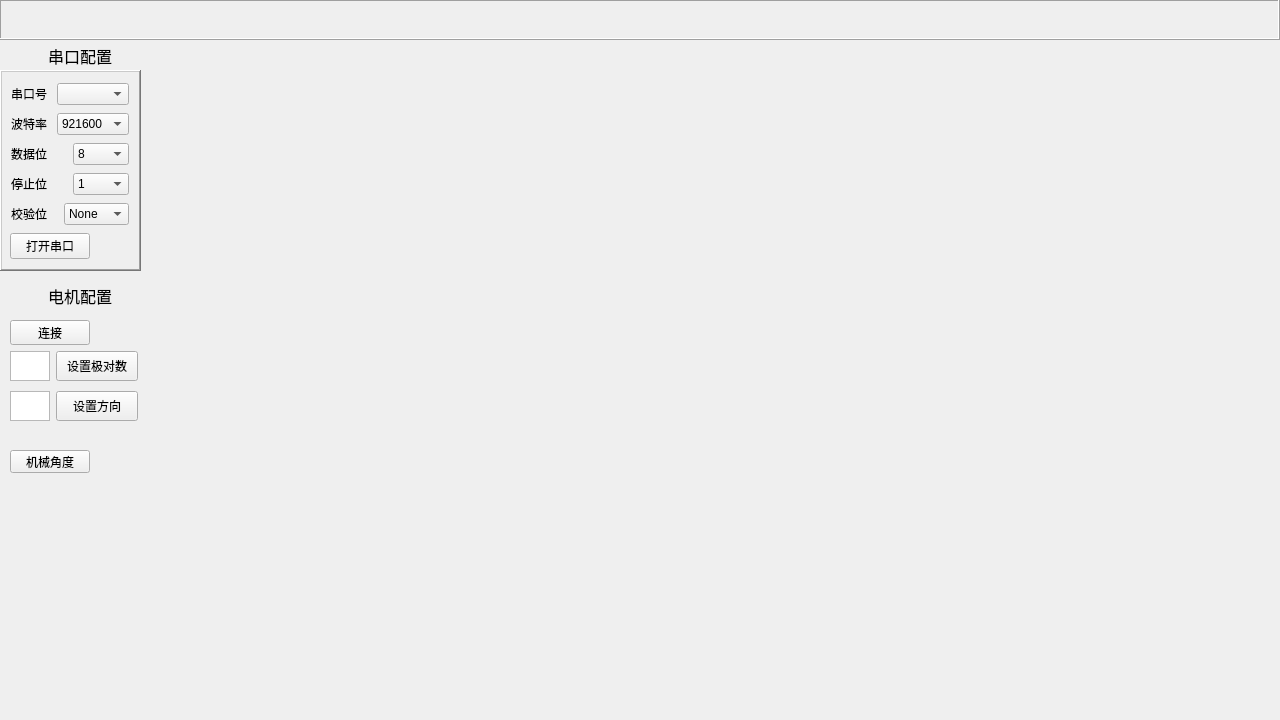
lhzloveyyj/LiJointMaster, file widget.ui: the form before one commit.
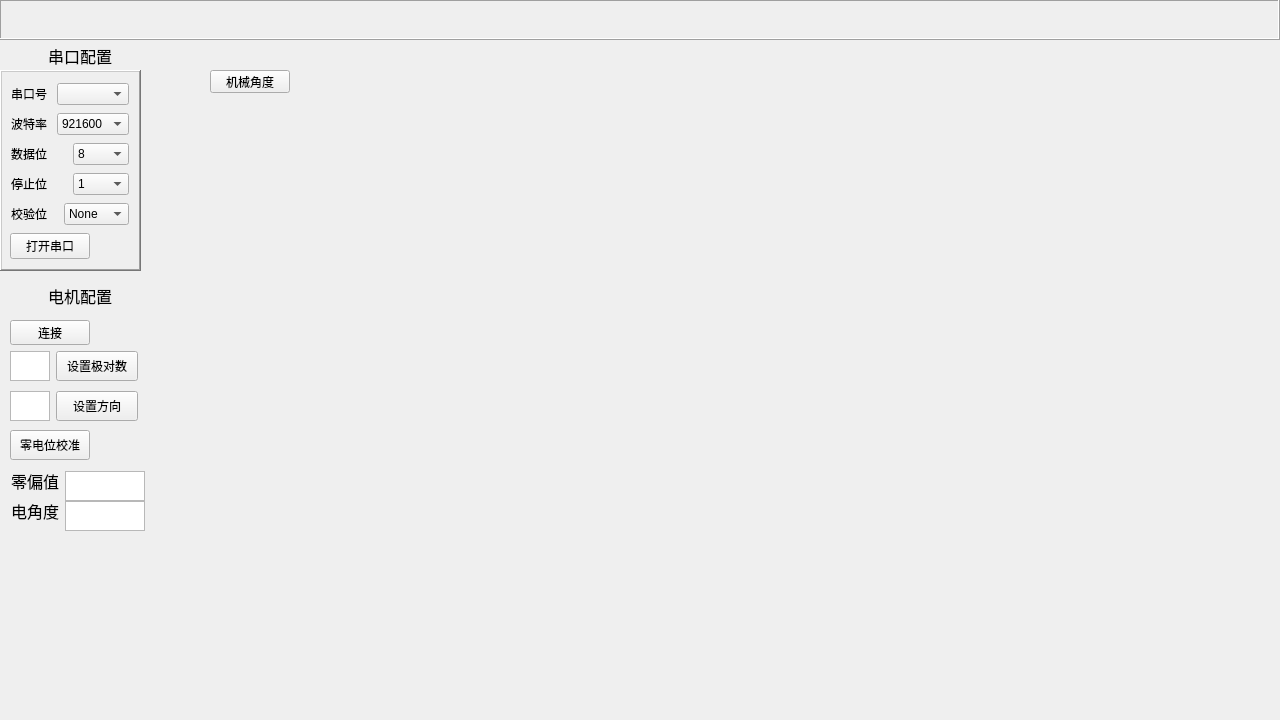
The form after the commit. Icons and pictures are not drawn.

Commit message: 改成暗色主题，添加零点校准控制

Patch:
```diff
--- a/widget.ui
+++ b/widget.ui
@@ -390,8 +390,8 @@
   <widget class="QPushButton" name="mechanicalAngle_bt">
    <property name="geometry">
     <rect>
-     <x>10</x>
-     <y>450</y>
+     <x>210</x>
+     <y>70</y>
      <width>80</width>
      <height>23</height>
     </rect>
@@ -403,7 +403,7 @@
     <bool>true</bool>
    </property>
   </widget>
-  <widget class="QWidget" name="">
+  <widget class="QWidget" name="layoutWidget">
    <property name="geometry">
     <rect>
      <x>10</x>
@@ -438,7 +438,7 @@
     </item>
    </layout>
   </widget>
-  <widget class="QWidget" name="">
+  <widget class="QWidget" name="layoutWidget">
    <property name="geometry">
     <rect>
      <x>10</x>
@@ -473,6 +473,87 @@
     </item>
    </layout>
   </widget>
+  <widget class="QPushButton" name="zeroOffset_bt">
+   <property name="geometry">
+    <rect>
+     <x>10</x>
+     <y>430</y>
+     <width>80</width>
+     <height>30</height>
+    </rect>
+   </property>
+   <property name="text">
+    <string>零电位校准</string>
+   </property>
+  </widget>
+  <widget class="QLabel" name="label_8">
+   <property name="geometry">
+    <rect>
+     <x>11</x>
+     <y>471</y>
+     <width>48</width>
+     <height>20</height>
+    </rect>
+   </property>
+   <property name="font">
+    <font>
+     <pointsize>12</pointsize>
+    </font>
+   </property>
+   <property name="text">
+    <string>零偏值</string>
+   </property>
+  </widget>
+  <widget class="QLabel" name="label_11">
+   <property name="geometry">
+    <rect>
+     <x>11</x>
+     <y>501</y>
+     <width>48</width>
+     <height>20</height>
+    </rect>
+   </property>
+   <property name="font">
+    <font>
+     <pointsize>12</pointsize>
+    </font>
+   </property>
+   <property name="text">
+    <string>电角度</string>
+   </property>
+  </widget>
+  <widget class="QTextEdit" name="zeroOffset_te">
+   <property name="geometry">
+    <rect>
+     <x>65</x>
+     <y>471</y>
+     <width>80</width>
+     <height>30</height>
+    </rect>
+   </property>
+   <property name="maximumSize">
+    <size>
+     <width>80</width>
+     <height>30</height>
+    </size>
+   </property>
+  </widget>
+  <widget class="QTextEdit" name="correctedElecAngle_te">
+   <property name="geometry">
+    <rect>
+     <x>65</x>
+     <y>501</y>
+     <width>80</width>
+     <height>30</height>
+    </rect>
+   </property>
+   <property name="maximumSize">
+    <size>
+     <width>80</width>
+     <height>30</height>
+    </size>
+   </property>
+  </widget>
  </widget>
  <resources/>
  <connections/>
```
The commit also changes 30 other files.
